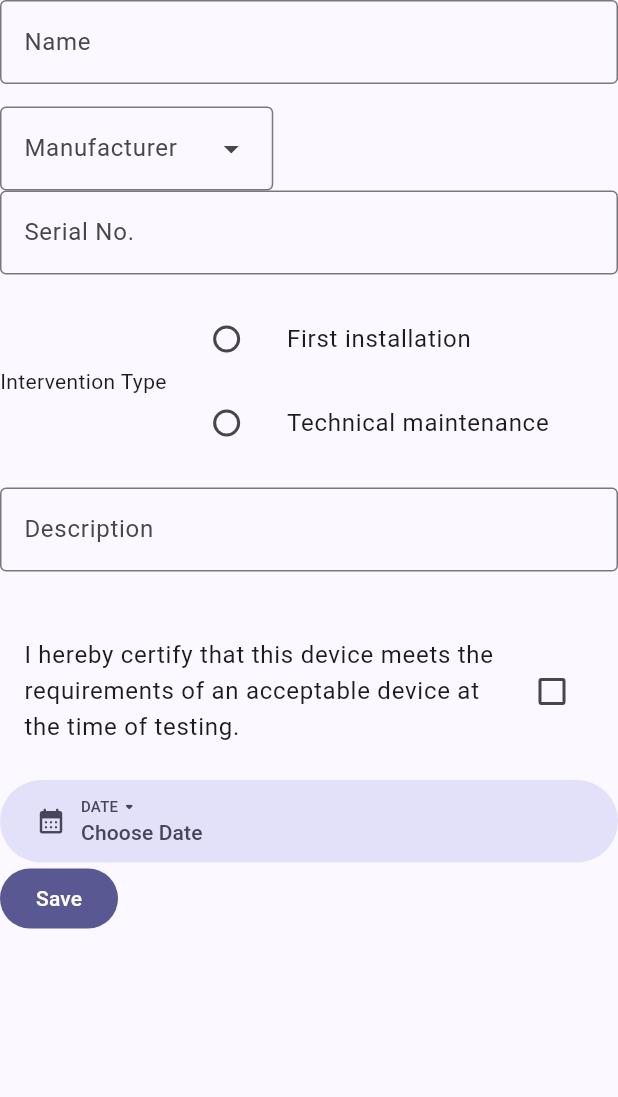
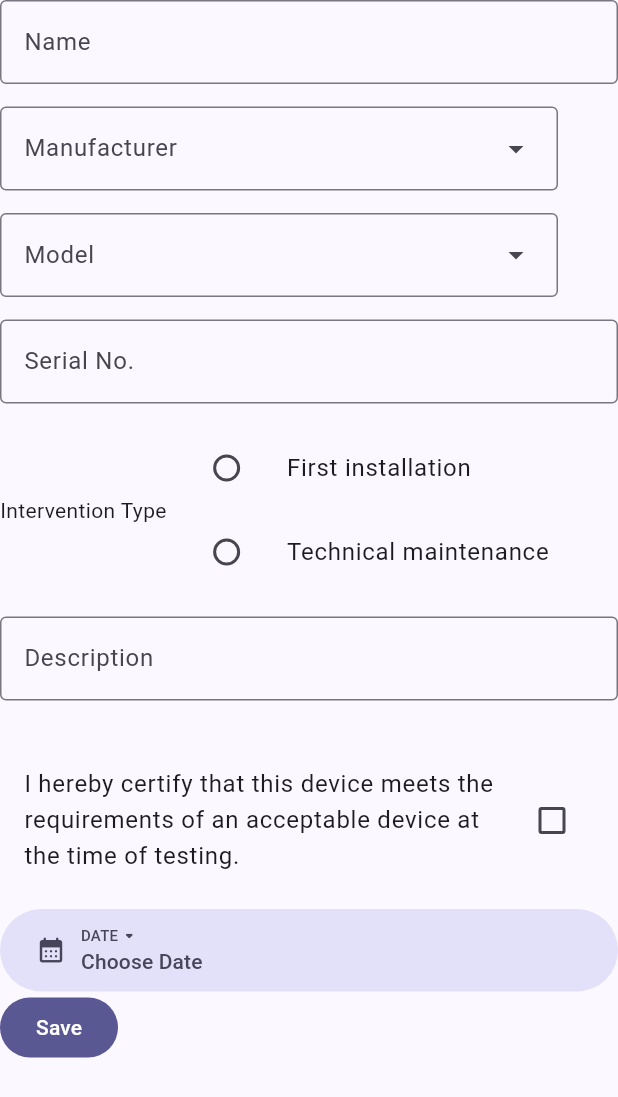
Before and after one commit to alvinpanerio/field-service, a Flutter app: the FieldsWidget widget shown alone on an empty page, opened directly with empty values, on a phone screen of 412 x 824 dp. Shown: the top 1097 px of the screen. Run offline on Flutter 3.47's test engine with Material 2 defaults, Android fonts, the phone set to English and light mode, and no system bars; our stand-ins replace basic_utils, bloc, dio, equatable, flutter_bloc, flutter_dotenv and 1 more.

Commit message:
[ADD] Add model/product dropdown, update and create

```diff
--- a/field_service_client/lib/bloc/odoo_models/odoo_models_event.dart
+++ b/field_service_client/lib/bloc/odoo_models/odoo_models_event.dart
@@ -8,10 +8,17 @@ sealed class OdooModelsEvent extends Equatable {
 }
 
 class GetOdooModels extends OdooModelsEvent {
-  const GetOdooModels({this.partners = const []});
+  const GetOdooModels({
+    this.partners = const [],
+    this.products = const [],
+  });
 
   final List<dynamic> partners;
+  final List<dynamic> products;
 
   @override
-  List<Object> get props => [partners];
+  List<Object> get props => [
+        partners,
+        products,
+      ];
 }
--- a/field_service_client/lib/bloc/odoo_models/odoo_models_state.dart
+++ b/field_service_client/lib/bloc/odoo_models/odoo_models_state.dart
@@ -12,10 +12,17 @@ final class OdooModelsInitial extends OdooModelsState {}
 final class OdooModelsLoading extends OdooModelsState {}
 
 final class OdooModelsLoaded extends OdooModelsState {
-  const OdooModelsLoaded({required this.partners});
+  const OdooModelsLoaded({
+    required this.partners,
+    required this.products,
+  });
 
   final List<dynamic> partners;
+  final List<dynamic> products;
 
   @override
-  List<Object> get props => [partners];
+  List<Object> get props => [
+        partners,
+        products,
+      ];
 }
--- a/field_service_client/lib/utils/api_provider.dart
+++ b/field_service_client/lib/utils/api_provider.dart
@@ -91,6 +91,7 @@ class ApiProvider {
     String id,
     String name,
     List<dynamic> manufacturer,
+    List<dynamic> model,
     String serialNo,
     String interventionType,
     String description,
@@ -102,6 +103,7 @@ class ApiProvider {
       {
         'name': name,
         'manufacturer': manufacturer,
+        'model': model,
         'serial_no': serialNo,
         'intervention_type': interventionType,
         'description': description,
@@ -119,6 +121,7 @@ class ApiProvider {
     String id,
     String name,
     List<dynamic> manufacturer,
+    List<dynamic> model,
     String serialNo,
     String interventionType,
     String description,
@@ -130,6 +133,7 @@ class ApiProvider {
       {
         'name': name,
         'manufacturer': manufacturer,
+        'model': model,
         'serial_no': serialNo,
         'intervention_type': interventionType,
         'description': description,
--- a/field_service_client/lib/widgets/worksheet/fields_value.dart
+++ b/field_service_client/lib/widgets/worksheet/fields_value.dart
@@ -14,6 +14,7 @@ class FieldsValue {
   TextEditingController worksheetNameController = TextEditingController();
 
   List<dynamic> worksheetManufacturer = [];
+  List<dynamic> worksheetModel = [];
 
   TextEditingController worksheetSerialNoController = TextEditingController();
   // TextEditingController worksheetModelController = TextEditingController();
@@ -29,9 +30,10 @@ class FieldsValue {
   DateTime? date;
 
   void setControllers(
-      name, manufacturer, serialNo, intervention, description, isCheck) {
+      name, manufacturer, model, serialNo, intervention, description, isCheck) {
     worksheetNameController.text = name == false ? "" : name.toString();
     worksheetManufacturer = manufacturer == false ? [0, ""] : manufacturer;
+    worksheetModel = model == false ? [0, ""] : model;
     worksheetSerialNoController.text =
         serialNo == false ? "" : serialNo.toString();
     interventionType = intervention == false ? "" : intervention.toString();
--- a/field_service_client/lib/widgets/worksheet/fields_widget.dart
+++ b/field_service_client/lib/widgets/worksheet/fields_widget.dart
@@ -12,6 +12,7 @@ class FieldsWidget extends StatefulWidget {
       required this.worksheetId,
       required this.name,
       required this.manufacturer,
+      required this.model,
       required this.serialNo,
       required this.description,
       required this.interventionType,
@@ -25,6 +26,7 @@ class FieldsWidget extends StatefulWidget {
 
   final TextEditingController name;
   final List<dynamic> manufacturer;
+  final List<dynamic> model;
   final TextEditingController serialNo;
   final TextEditingController description;
 
@@ -45,18 +47,22 @@ class _FieldsWidgetState extends State<FieldsWidget> {
   String interventionType = "";
 
   TextEditingController manufacturerController = TextEditingController();
+  TextEditingController modelController = TextEditingController();
 
   @override
   void initState() {
-    if (widget.manufacturer.isEmpty) {
+    if (widget.manufacturer.isEmpty || widget.model.isEmpty) {
       widget.manufacturer.add(0);
       widget.manufacturer.add("");
+      widget.model.add(0);
+      widget.model.add("");
     }
 
     if (!widget.isEmpty) {
       isChecked = widget.isChecked;
       interventionType = widget.interventionType;
       manufacturerController.text = widget.manufacturer[1].toString();
+      modelController.text = widget.model[1].toString();
     }
     super.initState();
   }
@@ -78,6 +84,7 @@ class _FieldsWidgetState extends State<FieldsWidget> {
       widget.pathId,
       widget.name.text,
       widget.manufacturer,
+      widget.model,
       widget.serialNo.text,
       interventionType,
       widget.description.text,
@@ -91,6 +98,7 @@ class _FieldsWidgetState extends State<FieldsWidget> {
       widget.worksheetId,
       widget.name.text,
       widget.manufacturer,
+      widget.model,
       widget.serialNo.text,
       interventionType,
       widget.description.text,
@@ -121,6 +129,7 @@ class _FieldsWidgetState extends State<FieldsWidget> {
               DropdownMenu(
                 controller: manufacturerController,
                 label: const Text('Manufacturer'),
+                width: MediaQuery.of(context).size.width - 40,
                 dropdownMenuEntries:
                     state.partners.map<DropdownMenuEntry<String>>((value) {
                   return DropdownMenuEntry<String>(
@@ -129,16 +138,42 @@ class _FieldsWidgetState extends State<FieldsWidget> {
                           "${value['id']},${value['commercial_partner_id'][1]}");
                 }).toList(),
                 onSelected: (String? value) {
-                  print(widget.manufacturer);
-
                   setState(() {
                     List<dynamic> valueArray = value!.split(',');
 
                     widget.manufacturer[0] = int.parse(valueArray[0]);
                     widget.manufacturer[1] = valueArray[1];
                   });
-                  print(widget.manufacturer);
                 },
+              ),
+              const SizedBox(
+                height: 15,
+              ),
+              DropdownMenu(
+                controller: modelController,
+                label: const Text('Model'),
+                width: MediaQuery.of(context).size.width - 40,
+                dropdownMenuEntries:
+                    state.products.map<DropdownMenuEntry<String>>((value) {
+                  return DropdownMenuEntry<String>(
+                      label: value["product_variant_id"][1],
+                      value:
+                          "${value['id']},${value['product_variant_id'][1]}");
+                }).toList(),
+                onSelected: (String? value) {
+                  print(widget.model);
+
+                  setState(() {
+                    List<dynamic> valueArray = value!.split(',');
+
+                    widget.model[0] = int.parse(valueArray[0]);
+                    widget.model[1] = valueArray[1];
+                  });
+                  print(widget.model);
+                },
+              ),
+              const SizedBox(
+                height: 15,
               ),
               TextField(
                 controller: widget.serialNo,
--- a/field_service_client/lib/widgets/worksheet/floating_action_widget.dart
+++ b/field_service_client/lib/widgets/worksheet/floating_action_widget.dart
@@ -46,9 +46,9 @@ class _FloatingActionWidgetState extends State<FloatingActionWidget> {
           final modelsResponse = await apiProvider.getModels();
 
           // ignore: use_build_context_synchronously
-
-          context.read<OdooModelsBloc>().add(
-              GetOdooModels(partners: modelsResponse["models"]["partners"]));
+          context.read<OdooModelsBloc>().add(GetOdooModels(
+              partners: modelsResponse["models"]["partners"],
+              products: modelsResponse["models"]["products"]));
 
           // ignore: use_build_context_synchronously
           showModalBottomSheet(
@@ -70,7 +70,7 @@ class _FloatingActionWidgetState extends State<FloatingActionWidget> {
                 }
                 if (state is WorksheetLoaded) {
                   List<dynamic> worksheet = state.worksheet;
-                  print(worksheet);
+                  // print(worksheet);
 
                   return Container(
                     padding: const EdgeInsets.symmetric(
@@ -89,6 +89,7 @@ class _FloatingActionWidgetState extends State<FloatingActionWidget> {
                                 worksheetId: "",
                                 name: fieldsValue.worksheetNameController,
                                 manufacturer: fieldsValue.worksheetManufacturer,
+                                model: fieldsValue.worksheetModel,
                                 serialNo:
                                     fieldsValue.worksheetSerialNoController,
                                 description:
@@ -109,8 +110,7 @@ class _FloatingActionWidgetState extends State<FloatingActionWidget> {
                                   fieldsValue.setControllers(
                                     worksheet[i]["x_name"],
                                     worksheet[i]["x_manufacturer"],
-                                    // List<dynamic>.from(json.decode(
-                                    //     worksheet[i]["x_manufacturer"])),
+                                    worksheet[i]["x_model"],
                                     worksheet[i]["x_serial_number"],
                                     worksheet[i]["x_intervention_type"],
                                     worksheet[i]["x_description"],
@@ -123,6 +123,7 @@ class _FloatingActionWidgetState extends State<FloatingActionWidget> {
                                     name: fieldsValue.worksheetNameController,
                                     manufacturer:
                                         fieldsValue.worksheetManufacturer,
+                                    model: fieldsValue.worksheetModel,
                                     serialNo:
                                         fieldsValue.worksheetSerialNoController,
                                     description: fieldsValue
```
Also changed, not shown: field_service_client/lib/bloc/odoo_models/odoo_models_bloc.dart (+10 -3 lines), 1 other file.
